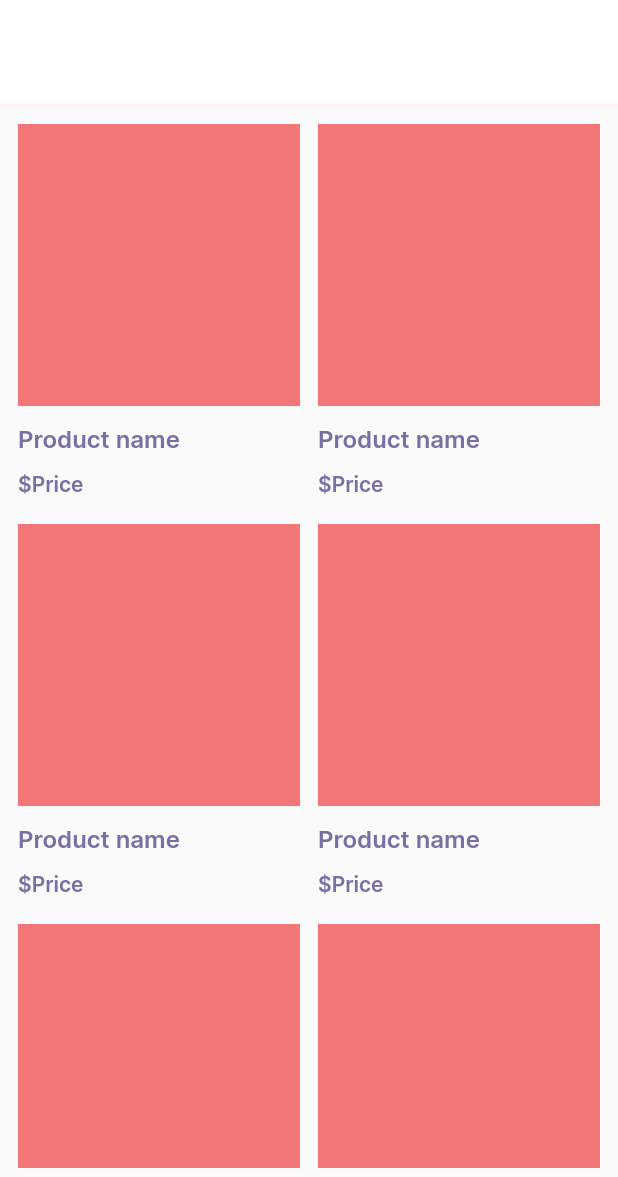
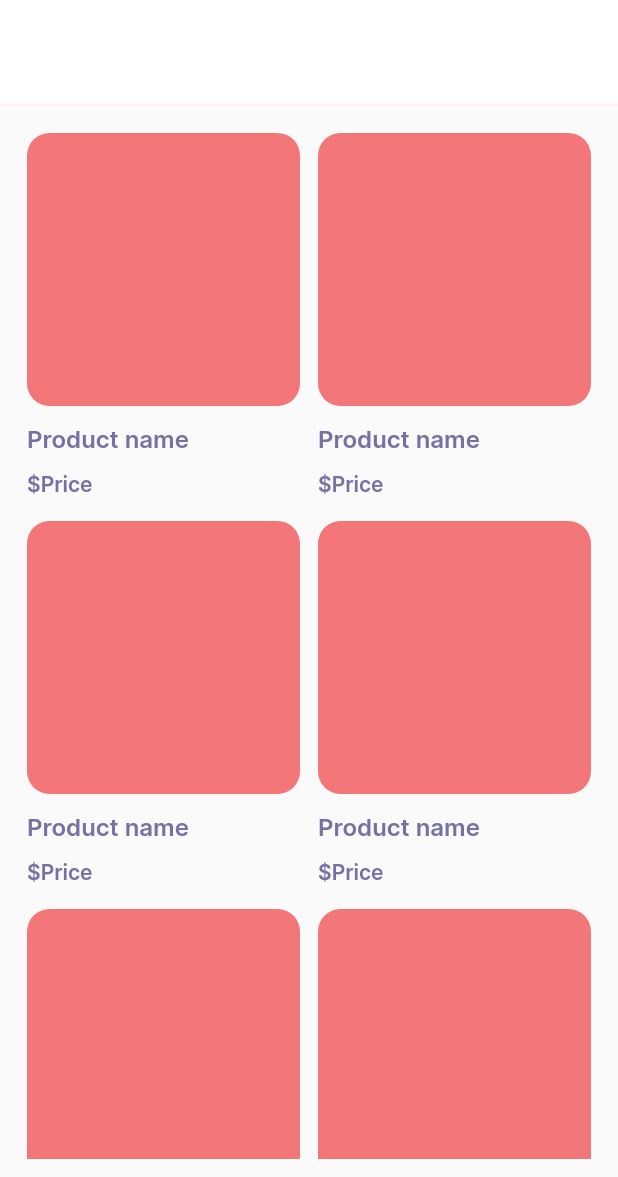
Before and after one commit to peerawitp/jengjaew_shop, a Flutter app: the screen it shows after launch, on a phone screen of 412 x 824 dp, the part 59-1236 px from its top. Run offline on Flutter 3.47's test engine with Material 2 defaults, Android fonts, the phone set to English and light mode, and no system bars; our stand-ins replace flutter_svg.

Commit message:
✍️ Added borderRadius to BoxDecoration

```diff
--- a/lib/screens/home_screen.dart
+++ b/lib/screens/home_screen.dart
@@ -30,7 +30,9 @@ class _HomeScreenState extends State<HomeScreen> {
         backgroundColor: kColorsWhite,
         actions: [
           IconButton(
-            onPressed: () {},
+            onPressed: () {
+              Navigator.pushNamed(context, '/add_product');
+            },
             icon: SvgPicture.asset('assets/icons/add.svg'),
           ),
           IconButton(
@@ -44,7 +46,7 @@ class _HomeScreenState extends State<HomeScreen> {
         ],
       ),
       body: Padding(
-        padding: const EdgeInsets.all(6.0),
+        padding: const EdgeInsets.all(12.0),
         child: GridView.builder(
             gridDelegate: SliverGridDelegateWithFixedCrossAxisCount(
                 crossAxisCount: 2, childAspectRatio: 0.75),
@@ -58,7 +60,9 @@ class _HomeScreenState extends State<HomeScreen> {
                     AspectRatio(
                         aspectRatio: 1,
                         child: Container(
-                          decoration: BoxDecoration(color: kColorsRed),
+                          decoration: BoxDecoration(
+                              color: kColorsRed,
+                              borderRadius: BorderRadius.circular(15)),
                         )),
                     SizedBox(
                       height: 12,
```
